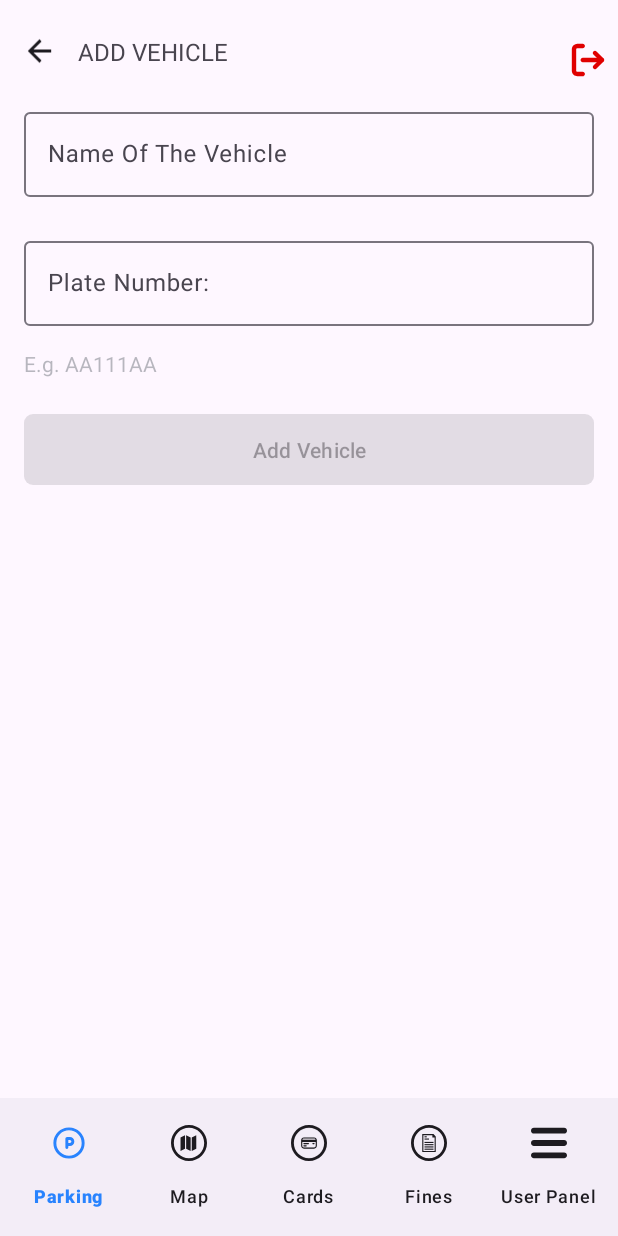
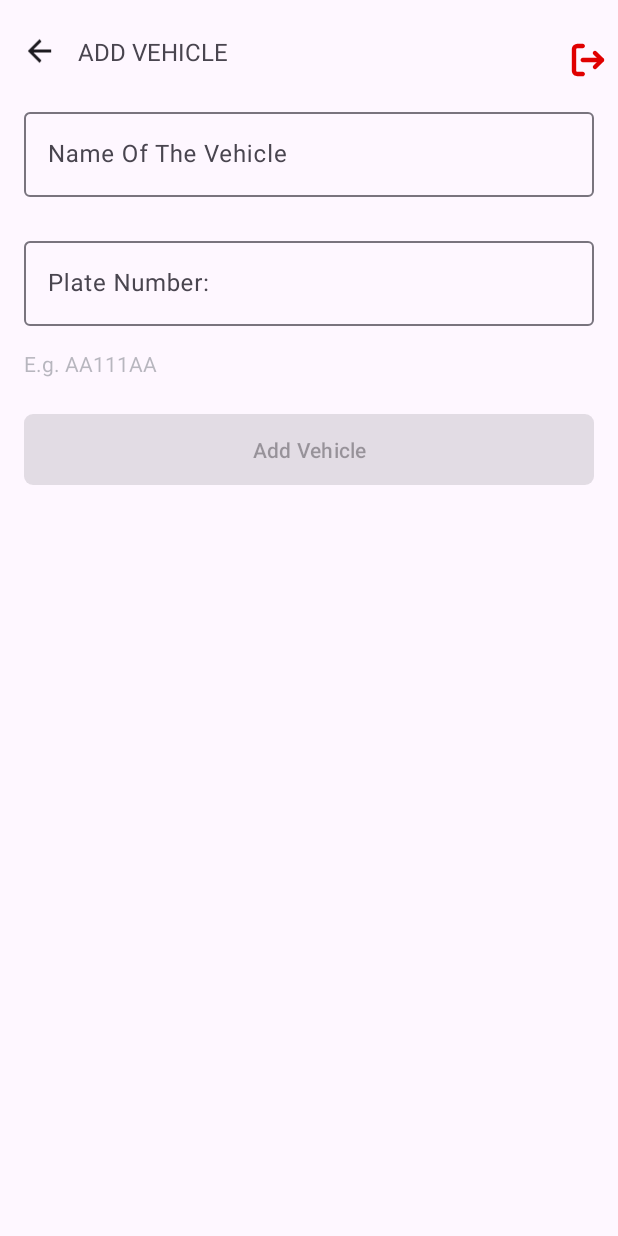
Before and after one commit to Lasha-Ilashvili/Tbilisi_Parking_FINAL_EXM, an Android app: the fragment BottomNavFragment shown on its own in the app's theme, after a tap on "Add Vehicle", on a phone screen of 412 x 824 dp. Run offline under Robolectric (Android 15) with nearby library versions, the phone set to English and light mode, and no system bars; our stand-ins replace Dagger/Hilt's generated code, navigation-ui.

Commit message:
remove map from navigation(temporarily), hide bottom nav in startParking/addVehicle fragment

```diff
--- a/app/src/main/java/com/example/tbilisi_parking_final_exm/presentation/screen/bottomNavFragment/BottomNavFragment.kt
+++ b/app/src/main/java/com/example/tbilisi_parking_final_exm/presentation/screen/bottomNavFragment/BottomNavFragment.kt
@@ -62,7 +62,7 @@ class BottomNavFragment :
 
             nestedNavHostFragment.navController.addOnDestinationChangedListener { _, destination, _ ->
                 val destinationsToHideBottomNav =
-                    setOf(R.id.profileFragment, R.id.settingsFragment, R.id.walletFragment)
+                    setOf(R.id.profileFragment, R.id.settingsFragment, R.id.walletFragment, R.id.startParkingFragment, R.id.addVehicleFragment)
 
                 if (destination.id in destinationsToHideBottomNav) {
                     this.visibility = View.GONE
--- a/app/src/main/res/menu/nav_menu.xml
+++ b/app/src/main/res/menu/nav_menu.xml
@@ -6,10 +6,10 @@
         android:icon="@drawable/ic_parking"
         android:title="@string/parking" />
 
-    <item
-        android:id="@+id/mapFragment"
-        android:icon="@drawable/ic_map"
-        android:title="@string/map" />
+<!--    <item-->
+<!--        android:id="@+id/mapFragment"-->
+<!--        android:icon="@drawable/ic_map"-->
+<!--        android:title="@string/map" />-->
 
     <item
         android:id="@+id/cardsFragment"
```
